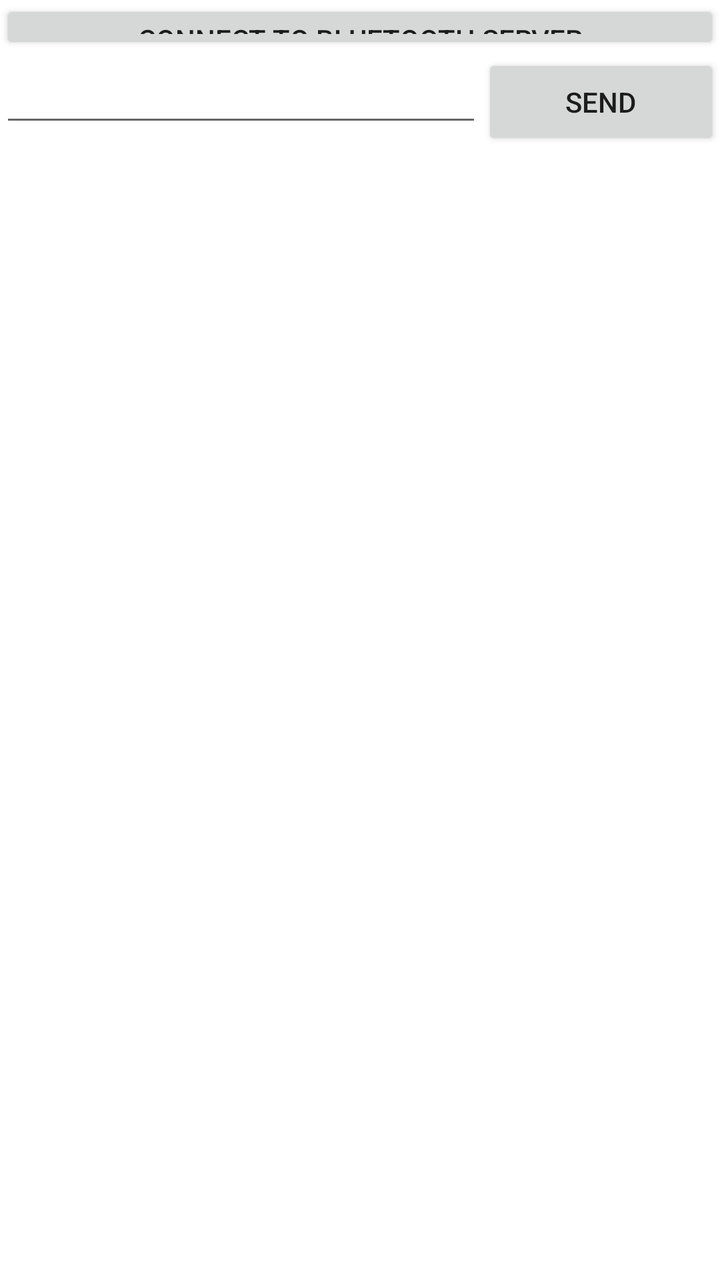
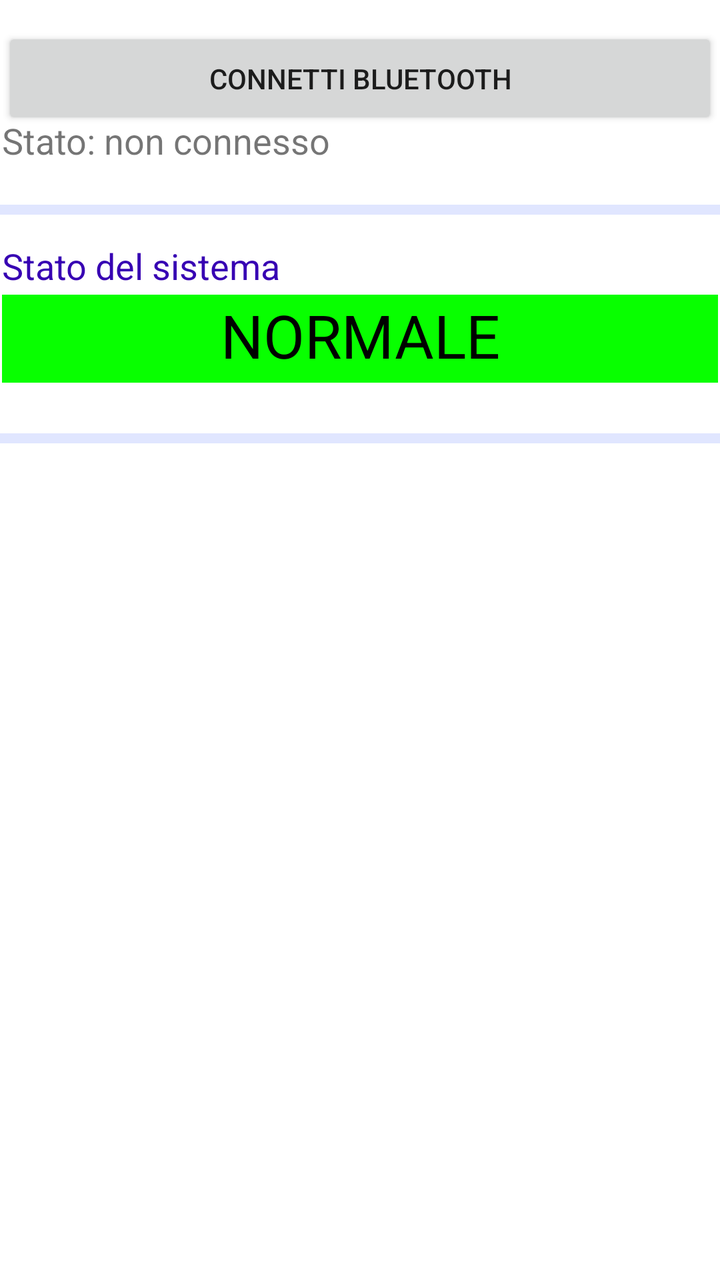

An Android layout rendered at two revisions. The XML below is the earlier revision; the diff shows what the commit changed to produce the second picture.
<!-- AndroidManifest.xml: application theme Theme.DamMobileApp -->
<!-- res/layout/activity_main.xml -->
<?xml version="1.0" encoding="utf-8"?>

<LinearLayout xmlns:android="http://schemas.android.com/apk/res/android"
    xmlns:app="http://schemas.android.com/apk/res-auto"
    xmlns:tools="http://schemas.android.com/tools"
    android:layout_width="match_parent"
    android:layout_height="wrap_content"
    android:layout_margin="5dp"
    android:orientation="vertical"
    tools:context=".MainActivity">

    <Button
        android:id="@+id/connectBtn"
        android:layout_width="match_parent"
        android:layout_height="wrap_content"
        android:layout_weight="1"
        android:text="CONNECT TO BLUETOOTH SERVER" />

    <TextView
        android:id="@+id/statusLabel"
        android:layout_width="match_parent"
        android:layout_height="wrap_content"
        android:layout_weight="1"
        android:text="Status : not connected" />

    <LinearLayout
        android:layout_width="match_parent"
        android:layout_height="match_parent"
        android:layout_weight="1"
        android:orientation="horizontal">

        <EditText
            android:id="@+id/editText"
            android:layout_width="wrap_content"
            android:layout_height="wrap_content"
            android:layout_weight="1"
            android:ems="10"
            android:inputType="textPersonName" />

        <Button
            android:id="@+id/sendBtn"
            android:layout_width="wrap_content"
            android:layout_height="wrap_content"
            android:layout_weight="1"
            android:text="SEND" />

    </LinearLayout>

    <TextView
        android:id="@+id/textView3"
        android:layout_width="wrap_content"
        android:layout_height="wrap_content"
        android:layout_weight="1"
        android:text="CHAT HISTORY" />

    <TextView
        android:id="@+id/chatLabel"
        android:layout_width="match_parent"
        android:layout_height="wrap_content"
        android:layout_weight="1" />

</LinearLayout>
<!-- resources referenced by this layout -->
<resources>
  <style name="Theme.DamMobileApp" parent="Theme.MaterialComponents.DayNight.DarkActionBar">
          
          <item name="colorPrimary">@color/purple_500</item>
          <item name="colorPrimaryVariant">@color/purple_700</item>
          <item name="colorOnPrimary">@color/white</item>
          
          <item name="colorSecondary">@color/teal_200</item>
          <item name="colorSecondaryVariant">@color/teal_700</item>
          <item name="colorOnSecondary">@color/black</item>
          
          <item name="android:statusBarColor" tools:targetApi="l">?attr/colorPrimaryVariant</item>
          
      </style>
  <color name="purple_500">#FF6200EE</color>
  <color name="purple_700">#FF3700B3</color>
  <color name="white">#FFFFFFFF</color>
  <color name="teal_200">#FF03DAC5</color>
  <color name="teal_700">#FF018786</color>
  <color name="black">#FF000000</color>
</resources>

<!-- the commit's change to res/layout/activity_main.xml (unified diff, before → after) -->
@@ -1,62 +1,97 @@
 <?xml version="1.0" encoding="utf-8"?>
 
-<LinearLayout xmlns:android="http://schemas.android.com/apk/res/android"
+<androidx.constraintlayout.widget.ConstraintLayout xmlns:android="http://schemas.android.com/apk/res/android"
     xmlns:app="http://schemas.android.com/apk/res-auto"
     xmlns:tools="http://schemas.android.com/tools"
     android:layout_width="match_parent"
-    android:layout_height="wrap_content"
+    android:layout_height="match_parent"
     android:layout_margin="5dp"
+    android:backgroundTint="#FFFFFF"
     android:orientation="vertical"
     tools:context=".MainActivity">
 
     <Button
-        android:id="@+id/connectBtn"
-        android:layout_width="match_parent"
-        android:layout_height="wrap_content"
-        android:layout_weight="1"
-        android:text="CONNECT TO BLUETOOTH SERVER" />
+        android:id="@+id/button"
+        android:layout_width="358dp"
+        android:layout_height="51dp"
+        android:text="connetti bluetooth"
+        android:textColorLink="#FFFFFF"
+        app:layout_constraintBottom_toBottomOf="parent"
+        app:layout_constraintEnd_toEndOf="parent"
+        app:layout_constraintHorizontal_bias="0.431"
+        app:layout_constraintStart_toStartOf="parent"
+        app:layout_constraintTop_toTopOf="parent"
+        app:layout_constraintVertical_bias="0.023" />
 
     <TextView
-        android:id="@+id/statusLabel"
+        android:id="@+id/textView2"
+        android:layout_width="358dp"
+        android:layout_height="24dp"
+        android:text="Stato: non connesso"
+        android:textSize="18sp"
+        app:layout_constraintBottom_toBottomOf="parent"
+        app:layout_constraintEnd_toEndOf="parent"
+        app:layout_constraintHorizontal_bias="0.431"
+        app:layout_constraintStart_toStartOf="parent"
+        app:layout_constraintTop_toTopOf="parent"
+        app:layout_constraintVertical_bias="0.094" />
+
+    <View
+        android:id="@+id/divider"
         android:layout_width="match_parent"
-        android:layout_height="wrap_content"
-        android:layout_weight="1"
-        android:text="Status : not connected" />
-
-    <LinearLayout
-        android:layout_width="match_parent"
-        android:layout_height="match_parent"
-        android:layout_weight="1"
-        android:orientation="horizontal">
-
-        <EditText
-            android:id="@+id/editText"
-            android:layout_width="wrap_content"
-            android:layout_height="wrap_content"
-            android:layout_weight="1"
-            android:ems="10"
-            android:inputType="textPersonName" />
-
-        <Button
-            android:id="@+id/sendBtn"
-            android:layout_width="wrap_content"
-            android:layout_height="wrap_content"
-            android:layout_weight="1"
-            android:text="SEND" />
-
-    </LinearLayout>
+        android:layout_height="5dp"
+        android:background="?android:attr/listDivider"
+        android:backgroundTint="#0037FF"
+        android:foregroundTint="#FFFFFF"
+        app:layout_constraintBottom_toBottomOf="parent"
+        app:layout_constraintEnd_toEndOf="parent"
+        app:layout_constraintHorizontal_bias="0.0"
+        app:layout_constraintStart_toStartOf="parent"
+        app:layout_constraintTop_toTopOf="parent"
+        app:layout_constraintVertical_bias="0.161" />
 
     <TextView
-        android:id="@+id/textView3"
-        android:layout_width="wrap_content"
-        android:layout_height="wrap_content"
-        android:layout_weight="1"
-        android:text="CHAT HISTORY" />
+        android:id="@+id/state_label"
+        android:layout_width="358dp"
+        android:layout_height="31dp"
+        android:shadowColor="#FFFFFF"
+        android:text="Stato del sistema"
+        android:textColor="@color/purple_700"
+        android:textSize="18sp"
+        app:layout_constraintBottom_toBottomOf="parent"
+        app:layout_constraintEnd_toEndOf="parent"
+        app:layout_constraintHorizontal_bias="0.431"
+        app:layout_constraintStart_toStartOf="parent"
+        app:layout_constraintTop_toTopOf="parent"
+        app:layout_constraintVertical_bias="0.198" />
 
     <TextView
-        android:id="@+id/chatLabel"
+        android:id="@+id/current_state_label"
+        android:layout_width="358dp"
+        android:layout_height="44dp"
+        android:background="#08FF00"
+        android:text="NORMALE"
+        android:textAlignment="center"
+        android:textColor="#000000"
+        android:textSize="30sp"
+        app:layout_constraintBottom_toBottomOf="parent"
+        app:layout_constraintEnd_toEndOf="parent"
+        app:layout_constraintHorizontal_bias="0.431"
+        app:layout_constraintStart_toStartOf="parent"
+        app:layout_constraintTop_toTopOf="parent"
+        app:layout_constraintVertical_bias="0.247" />
+
+    <View
+        android:id="@+id/divider2"
         android:layout_width="match_parent"
-        android:layout_height="wrap_content"
-        android:layout_weight="1" />
-
-</LinearLayout>
+        android:layout_height="5dp"
+        android:background="?android:attr/listDivider"
+        android:backgroundTint="#0037FF"
+        android:foregroundTint="#FFFFFF"
+        app:layout_constraintBottom_toBottomOf="parent"
+        app:layout_constraintEnd_toEndOf="parent"
+        app:layout_constraintHorizontal_bias="0.0"
+        app:layout_constraintStart_toStartOf="parent"
+        app:layout_constraintTop_toTopOf="parent"
+        app:layout_constraintVertical_bias="0.341" />
+</androidx.constraintlayout.widget.ConstraintLayout>
